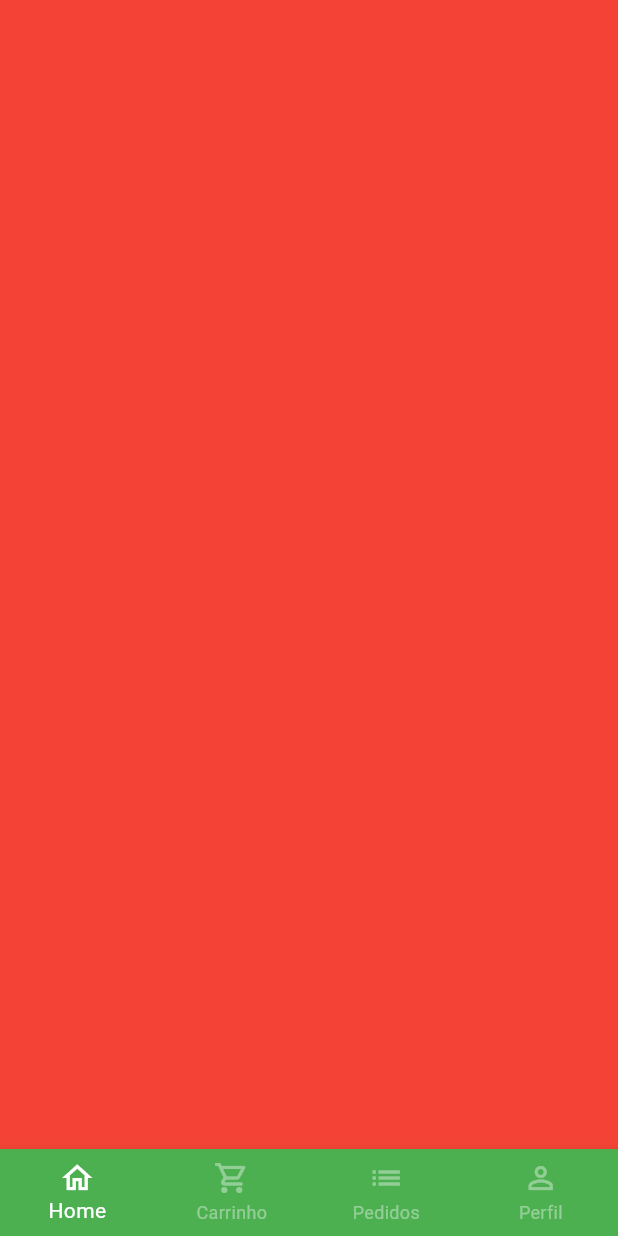
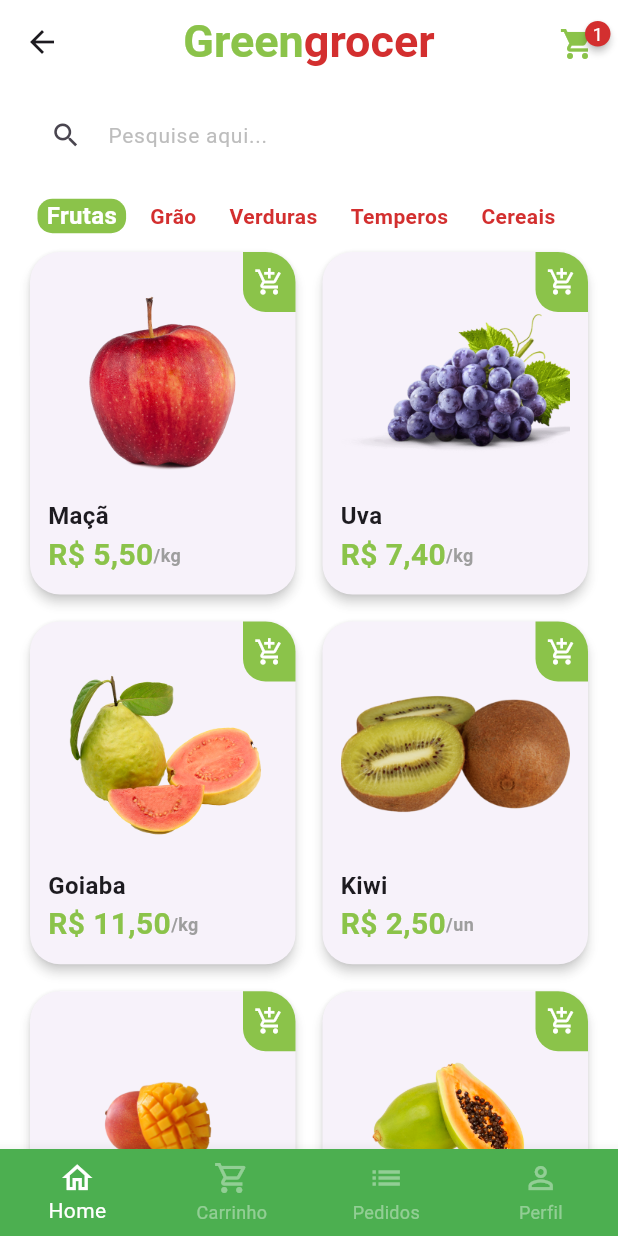
Before and after one commit to piedro404/quitanda-curso-flutter, a Flutter app: the BaseScreen screen opened directly, on a phone screen of 412 x 824 dp. Run offline on Flutter 3.47's test engine with Material 3 defaults, Android fonts, the phone set to English and light mode, and no system bars; drawn by our look-alikes of badges; our stand-ins replace animated_text_kit, mask_text_input_formatter.

Commit message:
feat: :seedling: Add Home Screen Store

```diff
--- a/lib/main.dart
+++ b/lib/main.dart
@@ -1,6 +1,6 @@
 import 'package:flutter/material.dart';
 
-import 'src/auth/sign_in_screen.dart';
+import 'src/pages/auth/sign_in_screen.dart';
 
 void main() {
   runApp(const MyApp());
@@ -16,6 +16,7 @@ class MyApp extends StatelessWidget {
       title: 'Flutter Demo',
       theme: ThemeData(
         primarySwatch: Colors.green,
+        scaffoldBackgroundColor: Colors.white.withAlpha(190)
       ),
       debugShowCheckedModeBanner: false,
       home: const SignInScreen(),
--- /dev/null
+++ b/lib/src/config/app_data.dart
@@ -0,0 +1,66 @@
+import 'package:quitanda/src/models/item_model.dart';
+
+ItemModel apple = ItemModel(
+  itemName: "Maçã",
+  imgUrl: 'assets/fruits/apple.png',
+  unit: "kg",
+  price: 5.5,
+  description: "Aqui temos Maçã de qualidade e 100% Natural.",
+);
+
+ItemModel grape = ItemModel(
+  itemName: "Uva",
+  imgUrl: 'assets/fruits/grape.png',
+  unit: "kg",
+  price: 7.4,
+  description: "Aqui temos Uva de qualidade e 100% Natural.",
+);
+
+ItemModel guava = ItemModel(
+  itemName: "Goiaba",
+  imgUrl: 'assets/fruits/guava.png',
+  unit: "kg",
+  price: 11.5,
+  description: "Aqui temos Goiaba de qualidade e 100% Natural.",
+);
+
+ItemModel kiwi = ItemModel(
+  itemName: "Kiwi",
+  imgUrl: 'assets/fruits/kiwi.png',
+  unit: "un",
+  price: 2.5,
+  description: "Aqui temos Kiwi de qualidade e 100% Natural.",
+);
+
+ItemModel mango = ItemModel(
+  itemName: "Manga",
+  imgUrl: 'assets/fruits/mango.png',
+  unit: "un",
+  price: 2.5,
+  description: "Aqui temos Manga de qualidade e 100% Natural.",
+);
+
+ItemModel papaya = ItemModel(
+  itemName: "Mamão Papaya",
+  imgUrl: 'assets/fruits/papaya.png',
+  unit: "kg",
+  price: 8,
+  description: "Aqui temos Mamão Papaya de qualidade e 100% Natural.",
+);
+
+List<ItemModel> items = [
+  apple,
+  grape,
+  guava,
+  kiwi,
+  mango,
+  papaya,
+];
+
+List<String> categories = [
+  'Frutas',
+  'Grão',
+  'Verduras',
+  'Temperos',
+  'Cereais',
+];
--- /dev/null
+++ b/lib/src/models/item_model.dart
@@ -0,0 +1,15 @@
+class ItemModel {
+  String itemName;
+  String imgUrl;
+  String unit;
+  double price;
+  String description;
+
+  ItemModel({
+    required this.itemName,
+    required this.imgUrl,
+    required this.unit,
+    required this.price,
+    required this.description,
+  });
+}
--- a/lib/src/auth/sign_up_screen.dart
+++ b/lib/src/pages/auth/sign_up_screen.dart
@@ -1,9 +1,8 @@
-import 'package:flutter/cupertino.dart';
 import 'package:flutter/material.dart';
-import 'package:flutter/widgets.dart';
 import 'package:mask_text_input_formatter/mask_text_input_formatter.dart';
-import 'package:quitanda/src/auth/components/custom_text_field.dart';
 import 'package:quitanda/src/config/custom_colors.dart';
+
+import 'components/custom_text_field.dart';
 
 class SignUpScreen extends StatelessWidget {
   SignUpScreen({super.key});
--- a/lib/src/base/base_screen.dart
+++ b/lib/src/pages/base/base_screen.dart
@@ -1,4 +1,5 @@
 import 'package:flutter/material.dart';
+import 'package:quitanda/src/pages/home/home_tab.dart';
 
 class BaseScreen extends StatefulWidget {
   const BaseScreen({super.key});
@@ -9,7 +10,9 @@ class BaseScreen extends StatefulWidget {
 
 class _BaseScreenState extends State<BaseScreen> {
   int currentIndex = 0;
-  final pageController = PageController();
+  final pageController = PageController(
+    initialPage: 0,
+  );
 
   @override
   Widget build(BuildContext context) {
@@ -18,7 +21,7 @@ class _BaseScreenState extends State<BaseScreen> {
         physics: const NeverScrollableScrollPhysics(),
         controller: pageController,
         children: [
-          Container(color: Colors.red,),
+          const HomeTab(),
           Container(color: Colors.white,),
           Container(color: Colors.green,),
           Container(color: Colors.yellow,),
@@ -36,7 +39,7 @@ class _BaseScreenState extends State<BaseScreen> {
             pageController.jumpToPage(idx);
           });
         },
-        items: [
+        items: const [
           BottomNavigationBarItem(
             icon: Icon(Icons.home_outlined),
             label: "Home",
--- /dev/null
+++ b/lib/src/pages/home/components/category_tile.dart
@@ -0,0 +1,38 @@
+import 'package:flutter/material.dart';
+import 'package:quitanda/src/config/custom_colors.dart';
+
+class CategoryTile extends StatelessWidget {
+  const CategoryTile(
+      {super.key, required this.category, required this.isSelect, required this.onPressed});
+
+  final String category;
+  final bool isSelect;
+  final VoidCallback onPressed;
+
+  @override
+  Widget build(BuildContext context) {
+    return GestureDetector(
+      onTap: onPressed,
+      child: Align(
+        alignment: Alignment.center,
+        child: Container(
+          padding: const EdgeInsets.symmetric(
+            horizontal: 6,
+          ),
+          decoration: BoxDecoration(
+            color: isSelect ? CustomColors.customSwatchColor : Colors.transparent,
+            borderRadius: BorderRadius.circular(10),
+          ),
+          child: Text(
+            category,
+            style: TextStyle(
+              color: isSelect ? Colors.white : CustomColors.customContrastColor,
+              fontWeight: FontWeight.bold,
+              fontSize: isSelect ? 16 : 14,
+            ),
+          ),
+        ),
+      ),
+    );
+  }
+}
--- /dev/null
+++ b/lib/src/pages/home/components/item_tile.dart
@@ -0,0 +1,95 @@
+import 'package:flutter/material.dart';
+import 'package:flutter/widgets.dart';
+import 'package:quitanda/src/config/custom_colors.dart';
+import 'package:quitanda/src/models/item_model.dart';
+import 'package:quitanda/src/services/utils_services.dart';
+
+class ItemTile extends StatelessWidget {
+  final ItemModel item;
+
+  ItemTile({
+    super.key,
+    required this.item,
+  });
+
+  final UtilServices utilServices = UtilServices();
+
+  @override
+  Widget build(BuildContext context) {
+    return Stack(
+      children: [
+        Card(
+          elevation: 3,
+          shadowColor: Colors.grey.shade300,
+          shape: RoundedRectangleBorder(
+            borderRadius: BorderRadius.circular(20),
+          ),
+          child: Padding(
+            padding: const EdgeInsets.all(12),
+            child: Column(
+              crossAxisAlignment: CrossAxisAlignment.stretch,
+              children: [
+                //Imagem
+                Expanded(
+                  child: Image.asset(item.imgUrl),
+                ),
+
+                //Nome
+                Text(
+                  item.itemName,
+                  style: const TextStyle(
+                    fontSize: 16,
+                    fontWeight: FontWeight.bold,
+                  ),
+                ),
+
+                //Preco + Unidade de Medida
+                Row(
+                  children: [
+                    Text(
+                      utilServices.priceToCurrency(item.price),
+                      style: TextStyle(
+                        fontWeight: FontWeight.bold,
+                        fontSize: 20,
+                        color: CustomColors.customSwatchColor,
+                      ),
+                    ),
+                    Text(
+                      '/${item.unit}',
+                      style: TextStyle(
+                        fontWeight: FontWeight.bold,
+                        fontSize: 12,
+                        color: Colors.grey.shade500,
+                      ),
+                    ),
+                  ],
+                )
+              ],
+            ),
+          ),
+        ),
+        Positioned(
+          top: 4,
+          right: 4,
+          child: GestureDetector(
+            onTap: () {},
+            child: Container(
+              height: 40,
+              width: 35,
+              decoration: BoxDecoration(
+                  color: CustomColors.customSwatchColor,
+                  borderRadius: const BorderRadius.only(
+                      bottomLeft: Radius.circular(15),
+                      topRight: Radius.circular(20))),
+              child: const Icon(
+                Icons.add_shopping_cart_outlined,
+                color: Colors.white,
+                size: 20,
+              ),
+            ),
+          ),
+        )
+      ],
+    );
+  }
+}
--- /dev/null
+++ b/lib/src/pages/home/home_tab.dart
@@ -0,0 +1,157 @@
+import 'package:flutter/cupertino.dart';
+import 'package:flutter/material.dart';
+import 'package:flutter/widgets.dart';
+import 'package:badges/badges.dart' as packageBadge;
+import 'package:quitanda/src/config/custom_colors.dart';
+import 'package:quitanda/src/config/app_data.dart' as appData;
+import 'package:quitanda/src/pages/home/components/item_tile.dart';
+
+import 'components/category_tile.dart';
+
+class HomeTab extends StatefulWidget {
+  const HomeTab({super.key});
+
+  @override
+  State<HomeTab> createState() => _HomeTabState();
+}
+
+class _HomeTabState extends State<HomeTab> {
+  String selectedCategory = 'Frutas';
+
+  @override
+  Widget build(BuildContext context) {
+    return Scaffold(
+      //AppBar
+      appBar: AppBar(
+        backgroundColor: Colors.transparent,
+        elevation: 0,
+        centerTitle: true,
+        title: Text.rich(
+          TextSpan(
+            style: const TextStyle(
+              fontSize: 30,
+              fontWeight: FontWeight.bold,
+            ),
+            children: [
+              TextSpan(
+                text: "Green",
+                style: TextStyle(
+                  color: CustomColors.customSwatchColor,
+                ),
+              ),
+              TextSpan(
+                text: "grocer",
+                style: TextStyle(
+                  color: CustomColors.customContrastColor,
+                ),
+              ),
+            ],
+          ),
+        ),
+        actions: [
+          Padding(
+            padding: const EdgeInsets.only(
+              top: 2,
+              right: 15,
+            ),
+            child: GestureDetector(
+              onTap: () {},
+              child: packageBadge.Badge(
+                badgeColor: CustomColors.customContrastColor,
+                badgeContent: const Text(
+                  "1",
+                  style: TextStyle(
+                    color: Colors.white,
+                    fontSize: 12,
+                  ),
+                ),
+                child: Icon(
+                  Icons.shopping_cart,
+                  color: CustomColors.customSwatchColor,
+                ),
+              ),
+            ),
+          ),
+        ],
+      ),
+
+      body: Column(
+        children: [
+          //Campo de pesquisa
+          Padding(
+            padding: const EdgeInsets.symmetric(
+              horizontal: 20,
+              vertical: 10,
+            ),
+            child: TextFormField(
+              decoration: InputDecoration(
+                filled: true,
+                fillColor: Colors.white,
+                isDense: true,
+                hintText: 'Pesquise aqui...',
+                hintStyle: TextStyle(
+                  color: Colors.grey.shade400,
+                  fontSize: 14,
+                ),
+                prefixIcon: const Icon(
+                  Icons.search,
+                  size: 21,
+                ),
+                border: OutlineInputBorder(
+                    borderRadius: BorderRadius.circular(60),
+                    borderSide: const BorderSide(
+                      width: 0,
+                      style: BorderStyle.none,
+                    )),
+              ),
+            ),
+          ),
+
+          //Categorias
+          Container(
+            padding: const EdgeInsets.only(left: 25),
+            height: 40,
+            child: ListView.separated(
+              scrollDirection: Axis.horizontal,
+              itemBuilder: (_, idx) {
+                return CategoryTile(
+                  onPressed: () {
+                    setState(() {
+                      selectedCategory = appData.categories[idx];
+                    });
+                  },
+                  category: appData.categories[idx],
+                  isSelect: appData.categories[idx] == selectedCategory,
+                );
+              },
+              separatorBuilder: (_, idx) {
+                return const SizedBox(width: 10);
+              },
+              itemCount: appData.categories.length,
+            ),
+          ),
+
+          //Grid
+          Expanded(
+            child: GridView.builder(
+              padding: const EdgeInsets.fromLTRB(16, 0, 16, 16),
+              physics: const BouncingScrollPhysics(),
+              gridDelegate: const SliverGridDelegateWithFixedCrossAxisCount(
+                crossAxisCount: 2,
+                mainAxisSpacing: 10,
+                crossAxisSpacing: 10,
+                childAspectRatio: 9 / 11.5,
+              ),
+              itemCount: appData.items.length,
+              itemBuilder: (_, idx) {
+                return ItemTile(
+                  item: appData.items[idx],
+                );
+              },
+            ),
+          ),
+        ],
+      ),
+    );
+  }
+}
--- /dev/null
+++ b/lib/src/services/utils_services.dart
@@ -0,0 +1,10 @@
+import 'package:intl/intl.dart';
+
+class UtilServices {
+  // double em moeda (R$)
+  String priceToCurrency(double price) {
+    NumberFormat numberFormat = NumberFormat.simpleCurrency(locale: 'pt_BR');
+
+    return numberFormat.format(price);
+  }
+}
--- a/pubspec.yaml
+++ b/pubspec.yaml
@@ -37,6 +37,8 @@ dependencies:
   cupertino_icons: ^1.0.6
   animated_text_kit: ^4.2.2
   mask_text_input_formatter: ^2.9.0
+  badges: ^2.0.1
+  intl: ^0.19.0
 
 dev_dependencies:
   flutter_test:
@@ -61,8 +63,8 @@ flutter:
   uses-material-design: true
 
   # To add assets to your application, add an assets section, like this:
-  # assets:
-  #   - images/a_dot_burr.jpeg
+  assets:
+    - assets/fruits/
   #   - images/a_dot_ham.jpeg
 
   # An image asset can refer to one or more resolution-specific "variants", see
```
Also changed, not shown: lib/src/pages/auth/sign_in_screen.dart (renamed from lib/src/auth/sign_in_screen.dart, +4 -4 lines), assets/fruits/apple.png (added), assets/fruits/grape.png (added), assets/fruits/guava.png (added), assets/fruits/kiwi.png (added), assets/fruits/mango.png (added), assets/fruits/papaya.png (added), lib/src/pages/auth/components/custom_text_field.dart (renamed from lib/src/auth/components/custom_text_field.dart), pubspec.lock.
